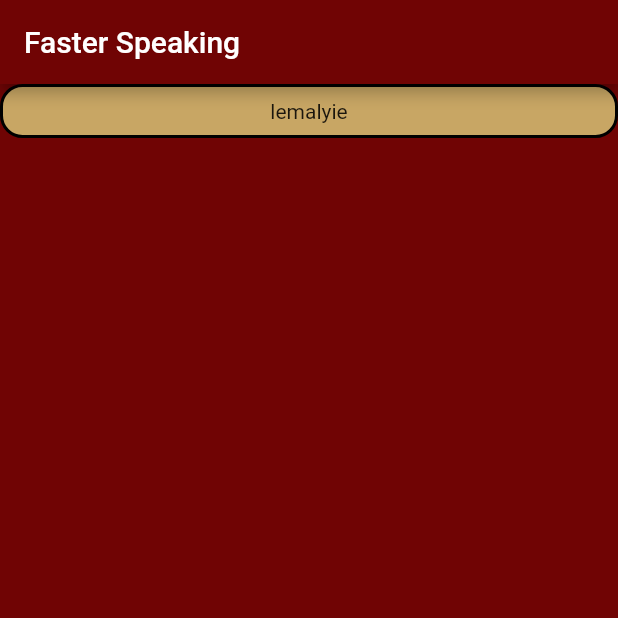
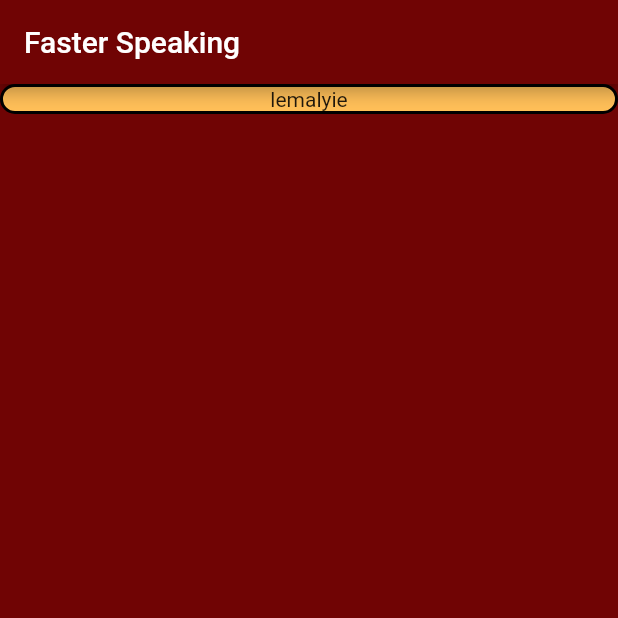
Before and after one commit to halak0013/ingilizce_oyunu1, a Flutter app: the screen it shows after launch, on a phone screen of 412 x 824 dp, the top half of it. Run offline on Flutter 3.47's test engine with Material 2 defaults, Android fonts, the phone set to English and light mode, and no system bars.

Commit message:
hatali  kod

```diff
--- a/lib/constants/constants.dart
+++ b/lib/constants/constants.dart
@@ -1,7 +1,7 @@
 import 'package:flutter/material.dart';
 
 const Color COLOR_BLACK = Colors.black;
-const Color COLOR_MENU_BEYAZ = Color.fromARGB(255, 230, 213, 100);
-const Color COLOR_YAVYUAGZI = Color.fromARGB(255, 200, 166, 100);
+const Color COLOR_MENU_BEYAZ = Color.fromARGB(255, 255, 244, 173);
+ Color COLOR_YAVYUAGZI = Color.fromARGB(255, 255, 191, 88);
 const Color COLOR_ARKAPLAN_BEYAZ = Color.fromARGB(255, 242, 234, 100);
 const Color COLOR_BASLIK_BORDO = Color.fromARGB(255, 112, 4, 4);
--- a/lib/main.dart
+++ b/lib/main.dart
@@ -1,6 +1,24 @@
-import 'package:flutter/cupertino.dart';
+import 'package:flutter/material.dart';
 import 'package:ingilizce_oyunu1/screen/anasayfa.dart';
 
+import 'constants/constants.dart';
+
 void main() {
-  runApp(AnaSayfa());
+  runApp(IngilizceOyun());
 }
+
+class IngilizceOyun extends StatelessWidget {
+  const IngilizceOyun({Key? key}) : super(key: key);
+
+  @override
+  Widget build(BuildContext context) {
+    return MaterialApp(
+        color: COLOR_BASLIK_BORDO,
+        /* theme: ThemeData(
+          colorScheme:
+              ColorScheme.fromSwatch().copyWith(secondary: COLOR_BASLIK_BORDO),
+          primaryColor: COLOR_BASLIK_BORDO,
+        ), */
+        home: AnaSayfa());
+  }
+}
--- a/lib/widgetlar/anaEleman.dart
+++ b/lib/widgetlar/anaEleman.dart
@@ -25,12 +25,11 @@ class AnaEleman extends StatelessWidget {
       child: Center(
         child: child,
       ),
-      padding: padding ?? const EdgeInsets.all(8.0),
+      //padding: padding ?? const EdgeInsets.all(8.0),
       decoration: BoxDecoration(
-        color: color ?? COLOR_YAVYUAGZI,
-        borderRadius: BorderRadius.circular(15),
-        border: Border.all(color: COLOR_BLACK, width: 2)
-      ),
+          color: color ?? COLOR_YAVYUAGZI,
+          borderRadius: BorderRadius.circular(15),
+          border: Border.all(color: COLOR_BLACK, width: 2)),
     );
   }
 }
```
